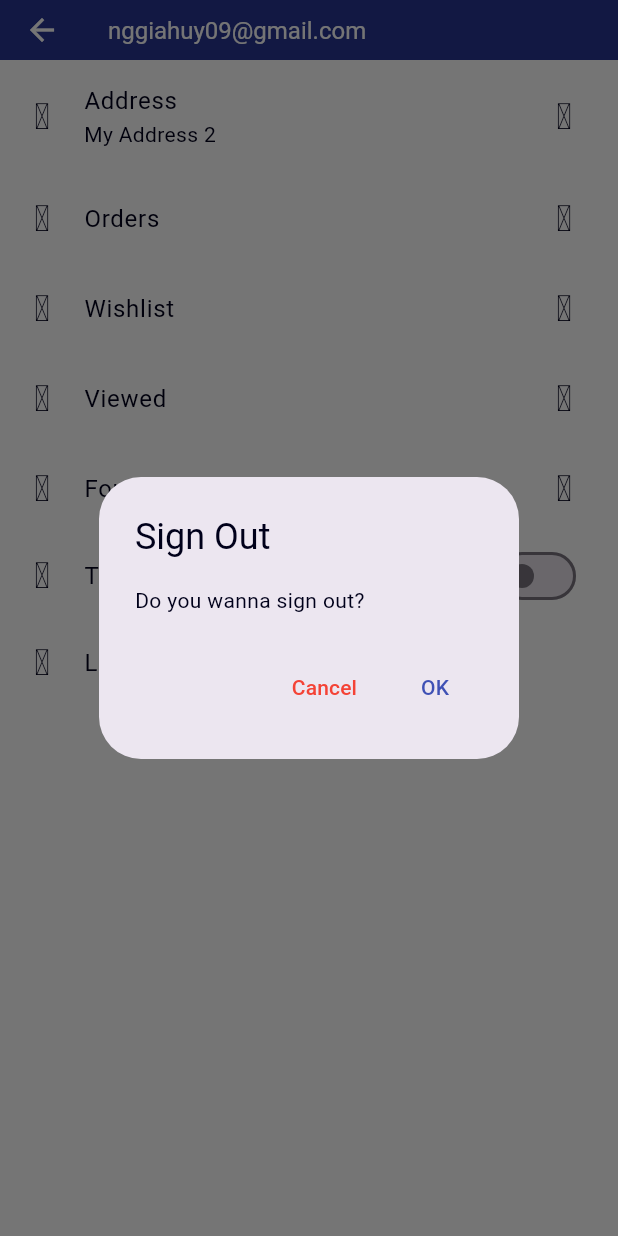
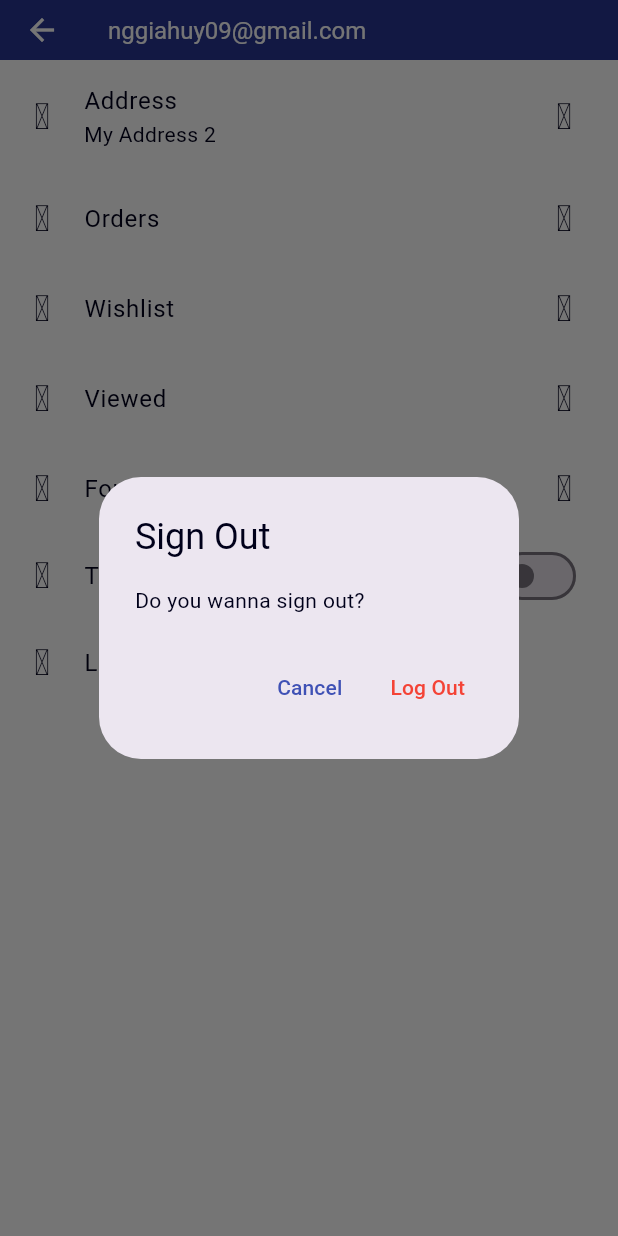
Before and after one commit to nggiahuy09/keyboard_shop, a Flutter app: the MyUserPage screen opened directly, after a tap on "Log Out", on a phone screen of 412 x 824 dp. Run offline on Flutter 3.47's test engine with Material 3 defaults, Android fonts, the phone set to English and light mode, and no system bars; our stand-ins replace card_swiper, flutter_iconly, shared_preferences; accounts and stored records are empty.

Commit message:
chore: change action color in logout

```diff
--- a/lib/pages/user_page.dart
+++ b/lib/pages/user_page.dart
@@ -105,16 +105,17 @@ class _MyUserPageState extends State<MyUserPage> {
                 child: const Text(
                   'Cancel',
                   style: TextStyle(
-                    color: Colors.red,
+                    color: Colors.indigo,
                   ),
                 ),
               ),
               TextButton(
                 onPressed: () {},
                 child: const Text(
-                  'OK',
+                  'Log Out',
                   style: TextStyle(
-                    color: Colors.indigo,
+                    color: Colors.red,
+
                   ),
                 ),
               ),
```
